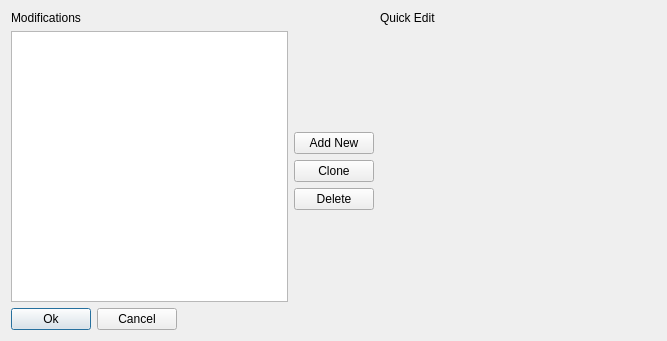
This is dev/Code/Sandbox/Editor/Vehicles/VehicleModificationDialog.ui in aws/lumberyard as Qt 5 draws it before an edit. The edited form follows.
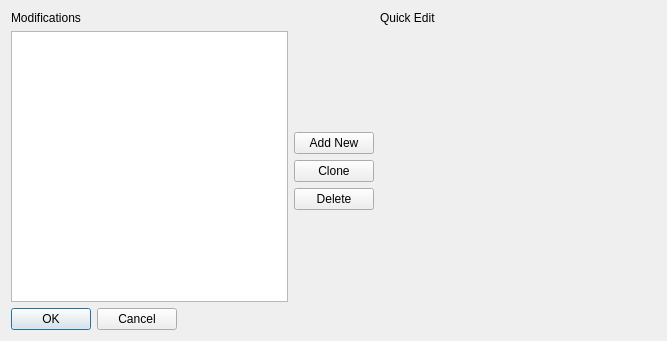
This is the edited form. Custom widgets are drawn as their Qt base class.

Patch:
```diff
--- a/dev/Code/Sandbox/Editor/Vehicles/VehicleModificationDialog.ui
+++ b/dev/Code/Sandbox/Editor/Vehicles/VehicleModificationDialog.ui
@@ -39,16 +39,9 @@
      <item>
       <layout class="QHBoxLayout" name="horizontalLayout">
        <item>
-        <widget class="QPushButton" name="m_buttonOk">
-         <property name="text">
-          <string>Ok</string>
-         </property>
-        </widget>
-       </item>
-       <item>
-        <widget class="QPushButton" name="m_buttonCancel">
-         <property name="text">
-          <string>Cancel</string>
+        <widget class="QDialogButtonBox" name="buttonBox">
+         <property name="standardButtons">
+          <set>QDialogButtonBox::Cancel|QDialogButtonBox::Ok</set>
          </property>
         </widget>
        </item>
```
